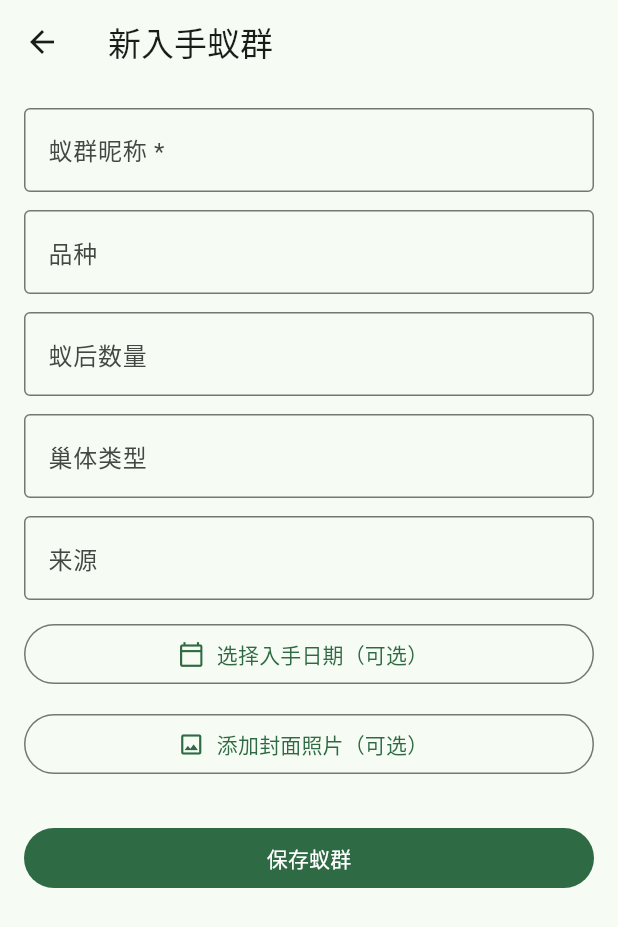
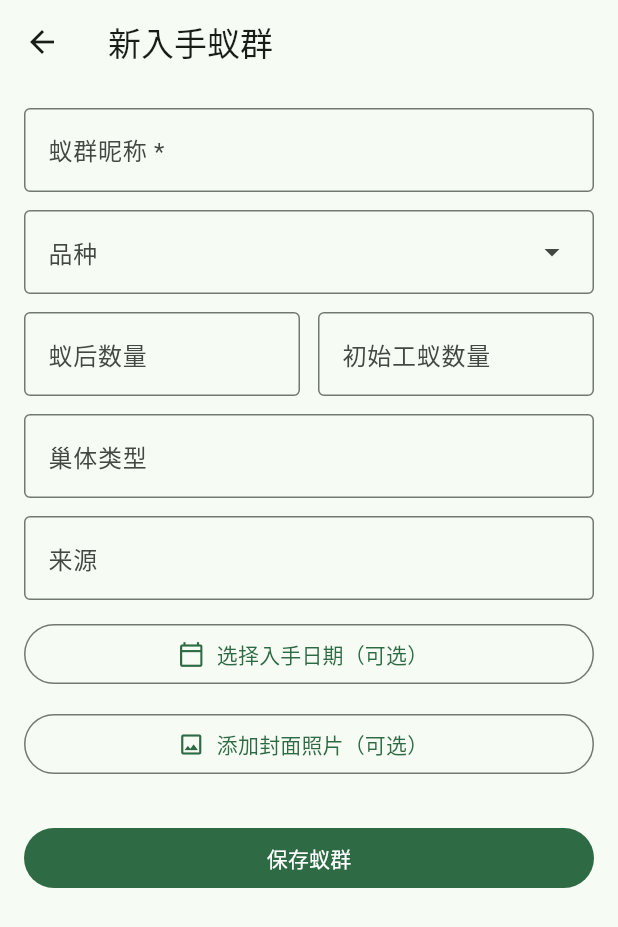
Before and after one commit to PiPiELe/antkeep, a Flutter app: the ColonyFormPage screen opened directly, on a phone screen of 412 x 824 dp. Shown: the top 927 px of the screen. Run offline on Flutter 3.47's test engine with Material 3 defaults, Android fonts, the phone set to English and light mode, and no system bars; our stand-ins replace file_picker, image_picker, sqflite; accounts and stored records are empty.

Commit message:
feat: add searchable species and initial colony counts

```diff
--- a/lib/domain/models.dart
+++ b/lib/domain/models.dart
@@ -10,6 +10,7 @@ class Colony {
     this.acquiredOn,
     this.source,
     this.queenCount,
+    this.initialWorkerCount,
     this.nestType,
     this.coverPhotoPath,
     this.archived = false,
@@ -21,6 +22,7 @@ class Colony {
   final DateTime? acquiredOn;
   final String? source;
   final int? queenCount;
+  final int? initialWorkerCount;
   final String? nestType;
   final String? coverPhotoPath;
   final bool archived;
@@ -34,6 +36,7 @@ class Colony {
     acquiredOn: _dateOrNull(map['acquired_on']),
     source: map['source'] as String?,
     queenCount: map['queen_count'] as int?,
+    initialWorkerCount: map['initial_worker_count'] as int?,
     nestType: map['nest_type'] as String?,
     coverPhotoPath: map['cover_photo_path'] as String?,
     archived: (map['archived'] as int? ?? 0) == 1,
@@ -48,6 +51,7 @@ class Colony {
     'acquired_on': acquiredOn?.toIso8601String(),
     'source': source,
     'queen_count': queenCount,
+    'initial_worker_count': initialWorkerCount,
     'nest_type': nestType,
     'cover_photo_path': coverPhotoPath,
     'archived': archived ? 1 : 0,
--- a/lib/main.dart
+++ b/lib/main.dart
@@ -8,6 +8,19 @@ import 'data/app_database.dart';
 import 'data/backup_service.dart';
 import 'data/local_media_store.dart';
 import 'domain/models.dart';
+
+const _speciesOptions = [
+  '弓背蚁属 Camponotus',
+  '多刺蚁属 Polyrhachis',
+  '铺道蚁属 Tetramorium',
+  '收获蚁属 Messor',
+  '大头蚁属 Pheidole',
+  '切叶蚁属 Atta',
+  '火蚁属 Solenopsis',
+  '日本弓背蚁 Camponotus japonicus',
+  '尼科巴弓背蚁 Camponotus nicobarensis',
+  '红火蚁 Solenopsis invicta',
+];
 
 Future<void> main() async {
   WidgetsFlutterBinding.ensureInitialized();
@@ -234,6 +247,7 @@ class _ColonyCard extends StatelessWidget {
     final details = <String>[
       if (colony.species?.isNotEmpty == true) colony.species!,
       if (colony.queenCount != null) '${colony.queenCount} 只蚁后',
+      if (colony.initialWorkerCount != null) '${colony.initialWorkerCount} 只工蚁',
       if (colony.nestType?.isNotEmpty == true) colony.nestType!,
     ];
     return Card(
@@ -267,6 +281,7 @@ class _ColonyFormPageState extends State<ColonyFormPage> {
   final _species = TextEditingController();
   final _source = TextEditingController();
   final _queens = TextEditingController();
+  final _workers = TextEditingController();
   final _nest = TextEditingController();
   DateTime? _acquiredOn;
   XFile? _cover;
@@ -274,7 +289,14 @@ class _ColonyFormPageState extends State<ColonyFormPage> {
 
   @override
   void dispose() {
-    for (final controller in [_name, _species, _source, _queens, _nest]) {
+    for (final controller in [
+      _name,
+      _species,
+      _source,
+      _queens,
+      _workers,
+      _nest,
+    ]) {
       controller.dispose();
     }
     super.dispose();
@@ -293,6 +315,7 @@ class _ColonyFormPageState extends State<ColonyFormPage> {
           acquiredOn: _acquiredOn,
           source: _textOrNull(_source.text),
           queenCount: int.tryParse(_queens.text),
+          initialWorkerCount: int.tryParse(_workers.text),
           nestType: _textOrNull(_nest.text),
           coverPhotoPath: _cover == null
               ? null
@@ -327,18 +350,40 @@ class _ColonyFormPageState extends State<ColonyFormPage> {
                 _textOrNull(value ?? '') == null ? '请填写一个昵称' : null,
           ),
           const SizedBox(height: 12),
-          TextField(
+          DropdownMenu<String>(
             controller: _species,
-            decoration: const InputDecoration(
-              labelText: '品种',
-              hintText: '例如：弓背蚁属',
-            ),
+            label: const Text('品种'),
+            hintText: '搜索品种',
+            enableFilter: true,
+            enableSearch: true,
+            requestFocusOnTap: true,
+            expandedInsets: EdgeInsets.zero,
+            dropdownMenuEntries: _speciesOptions
+                .map(
+                  (species) =>
+                      DropdownMenuEntry(value: species, label: species),
+                )
+                .toList(),
           ),
           const SizedBox(height: 12),
-          TextField(
-            controller: _queens,
-            keyboardType: TextInputType.number,
-            decoration: const InputDecoration(labelText: '蚁后数量'),
+          Row(
+            children: [
+              Expanded(
+                child: TextField(
+                  controller: _queens,
+                  keyboardType: TextInputType.number,
+                  decoration: const InputDecoration(labelText: '蚁后数量'),
+                ),
+              ),
+              const SizedBox(width: 12),
+              Expanded(
+                child: TextField(
+                  controller: _workers,
+                  keyboardType: TextInputType.number,
+                  decoration: const InputDecoration(labelText: '初始工蚁数量'),
+                ),
+              ),
+            ],
           ),
           const SizedBox(height: 12),
           TextField(
@@ -502,6 +547,8 @@ class _ColonySummary extends StatelessWidget {
             children: [
               if (colony.queenCount != null)
                 Chip(label: Text('${colony.queenCount} 只蚁后')),
+              if (colony.initialWorkerCount != null)
+                Chip(label: Text('${colony.initialWorkerCount} 只工蚁')),
               if (colony.nestType?.isNotEmpty == true)
                 Chip(label: Text(colony.nestType!)),
               if (colony.acquiredOn != null)
```
Also changed, not shown: lib/data/app_database.dart (+11 -3 lines), 1 other file.
